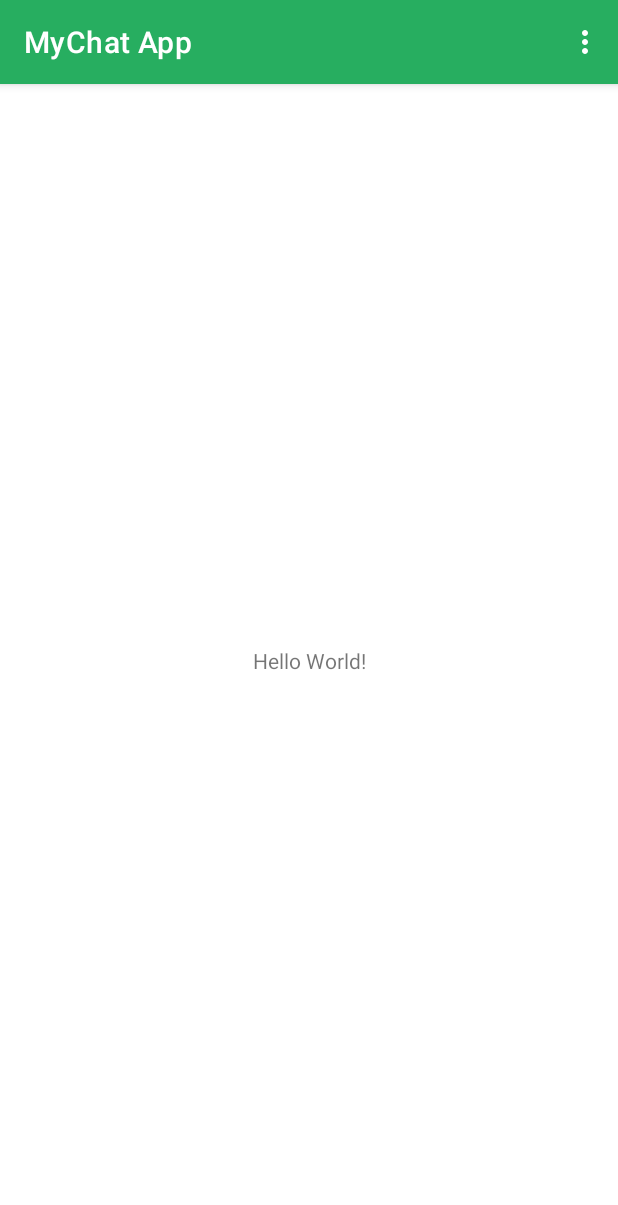
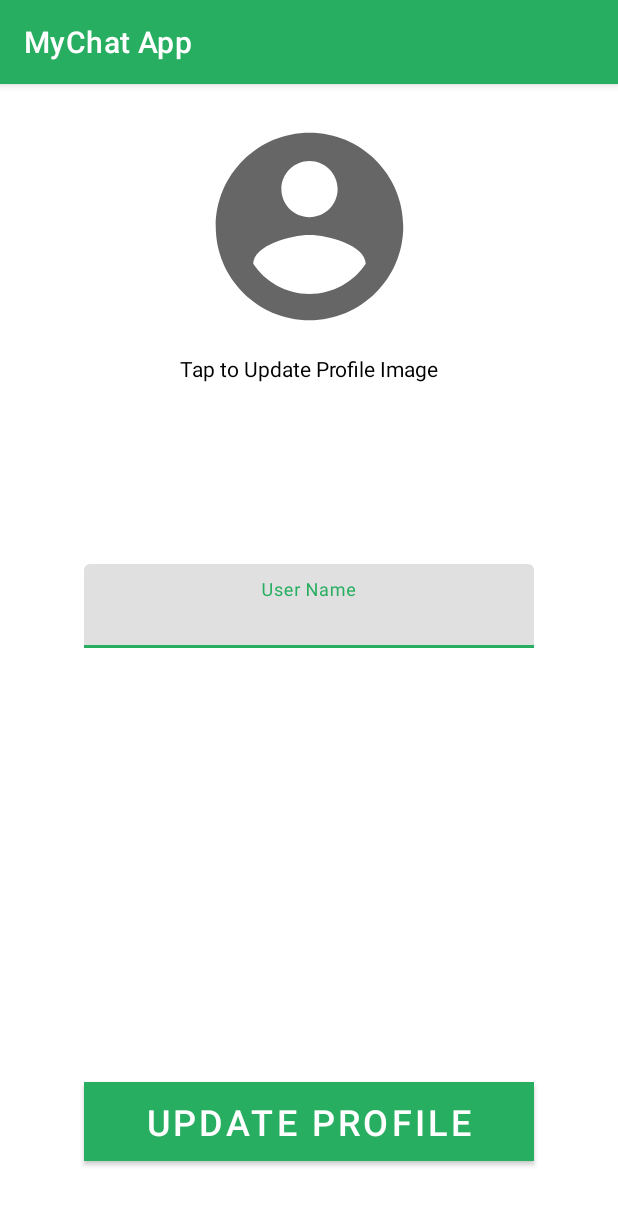
Before and after one commit to Sabarinathan07/myChatApp, an Android app: the screen it shows after launch once a user with an empty profile is signed in (MainActivity before the commit, ProfileActivity after it), in the options menu, after a tap on "Profile", on a phone screen of 412 x 824 dp. Shown: the top 1205 px of the screen. Run offline under Robolectric (Android 15) with nearby library versions, the phone set to English and light mode, and no system bars; our stand-ins replace CircleImageView, Firebase (no records; nobody signed in at launch, a user with empty details on screens opened directly).

Commit message:
Profile added

```diff
--- a/app/src/main/AndroidManifest.xml
+++ b/app/src/main/AndroidManifest.xml
@@ -9,7 +9,8 @@
         android:roundIcon="@mipmap/ic_launcher_round"
         android:supportsRtl="true"
         android:theme="@style/Theme.MyChatApp">
-        <activity android:name=".ForgetActivity"></activity>
+        <activity android:name=".ProfileActivity"></activity>
+        <activity android:name=".ForgetActivity" />
         <activity android:name=".SignUpActivity" />
         <activity android:name=".MainActivity" />
         <activity android:name=".MyLoginActivity">
--- a/app/src/main/java/com/androidsabari/chatapp/MainActivity.java
+++ b/app/src/main/java/com/androidsabari/chatapp/MainActivity.java
@@ -3,17 +3,23 @@ package com.androidsabari.chatapp;
 import androidx.annotation.NonNull;
 import androidx.appcompat.app.AppCompatActivity;
 
+import android.content.Intent;
 import android.os.Bundle;
 import android.view.Menu;
 import android.view.MenuInflater;
 import android.view.MenuItem;
 
+import com.google.firebase.auth.FirebaseAuth;
+
 public class MainActivity extends AppCompatActivity {
+
+    FirebaseAuth auth;
 
     @Override
     protected void onCreate(Bundle savedInstanceState) {
         super.onCreate(savedInstanceState);
         setContentView(R.layout.activity_main);
+        auth = FirebaseAuth.getInstance();
     }
 
     @Override
@@ -26,6 +32,15 @@ public class MainActivity extends AppCompatActivity {
     @Override
     public boolean onOptionsItemSelected(@NonNull MenuItem item) {
 
+        if (item.getItemId() == R.id.action_profile)
+        {
+            startActivity(new Intent(MainActivity.this,ProfileActivity.class));
+        }
+        if (item.getItemId() == R.id.action_signout)
+        {
+            auth.signOut();
+            startActivity(new Intent(MainActivity.this,MyLoginActivity.class));
+        }
         return super.onOptionsItemSelected(item);
     }
 }
--- /dev/null
+++ b/app/src/main/java/com/androidsabari/chatapp/ProfileActivity.java
@@ -0,0 +1,36 @@
+package com.androidsabari.chatapp;
+
+import androidx.appcompat.app.AppCompatActivity;
+
+import android.os.Bundle;
+import android.view.View;
+import android.widget.Button;
+
+import com.google.android.material.textfield.TextInputEditText;
+
+import de.hdodenhof.circleimageview.CircleImageView;
+
+public class ProfileActivity extends AppCompatActivity {
+
+    private CircleImageView imageViewCircleProfile;
+    private TextInputEditText editTextUserNameProfile;
+    private Button buttonUpdate;
+
+    @Override
+    protected void onCreate(Bundle savedInstanceState) {
+        super.onCreate(savedInstanceState);
+        setContentView(R.layout.activity_profile);
+
+        imageViewCircleProfile = findViewById(R.id.imageViewCircleProfile);
+        editTextUserNameProfile = findViewById(R.id.editTextUserNameProfile);
+        buttonUpdate = findViewById(R.id.buttonUpdate);
+
+        buttonUpdate.setOnClickListener(new View.OnClickListener(){
+
+            @Override
+            public void onClick(View v) {
+
+            }
+        });
+    }
+}
--- /dev/null
+++ b/app/src/main/res/layout/activity_profile.xml
@@ -0,0 +1,67 @@
+<?xml version="1.0" encoding="utf-8"?>
+<androidx.constraintlayout.widget.ConstraintLayout xmlns:android="http://schemas.android.com/apk/res/android"
+    xmlns:app="http://schemas.android.com/apk/res-auto"
+    xmlns:tools="http://schemas.android.com/tools"
+    android:layout_width="match_parent"
+    android:layout_height="match_parent"
+    tools:context=".ProfileActivity">
+
+    <de.hdodenhof.circleimageview.CircleImageView
+        android:id="@+id/imageViewCircleProfile"
+        android:layout_width="150dp"
+        android:layout_height="150dp"
+        android:layout_marginTop="20dp"
+        android:background="@drawable/account"
+        app:layout_constraintEnd_toEndOf="parent"
+        app:layout_constraintHorizontal_bias="0.5"
+        app:layout_constraintStart_toStartOf="parent"
+        app:layout_constraintTop_toTopOf="parent" />
+
+    <com.google.android.material.textfield.TextInputLayout
+        android:layout_width="match_parent"
+        android:layout_height="wrap_content"
+        android:layout_marginTop="150dp"
+        android:gravity="center"
+        app:layout_constraintEnd_toEndOf="parent"
+        app:layout_constraintStart_toStartOf="parent"
+        app:layout_constraintTop_toBottomOf="@+id/imageViewCircleProfile">
+
+        <com.google.android.material.textfield.TextInputEditText
+            android:id="@+id/editTextUserNameProfile"
+            android:layout_width="300dp"
+            android:layout_height="wrap_content"
+            android:gravity="center"
+            android:hint="User Name"
+            android:inputType="textPersonName"
+            android:textAlignment="center"
+            android:textColor="#000000" />
+    </com.google.android.material.textfield.TextInputLayout>
+
+    <Button
+        android:id="@+id/buttonUpdate"
+        android:layout_width="300dp"
+        android:layout_height="wrap_content"
+        android:layout_marginBottom="50dp"
+        android:background="@color/colorPrimary"
+        android:text="UPDATE PROFILE"
+        android:textColor="#FFFFFF"
+        android:textSize="24sp"
+        app:layout_constraintBottom_toBottomOf="parent"
+        app:layout_constraintEnd_toEndOf="parent"
+        app:layout_constraintHorizontal_bias="0.5"
+        app:layout_constraintStart_toStartOf="parent" />
+
+    <TextView
+        android:id="@+id/textView2"
+        android:layout_width="wrap_content"
+        android:layout_height="wrap_content"
+        android:layout_marginTop="10dp"
+        android:text="Tap to Update Profile Image"
+        android:textColor="#000000"
+        app:layout_constraintEnd_toEndOf="parent"
+        app:layout_constraintHorizontal_bias="0.5"
+        app:layout_constraintStart_toStartOf="parent"
+        app:layout_constraintTop_toBottomOf="@+id/imageViewCircleProfile" />
+
+
+</androidx.constraintlayout.widget.ConstraintLayout>
```
